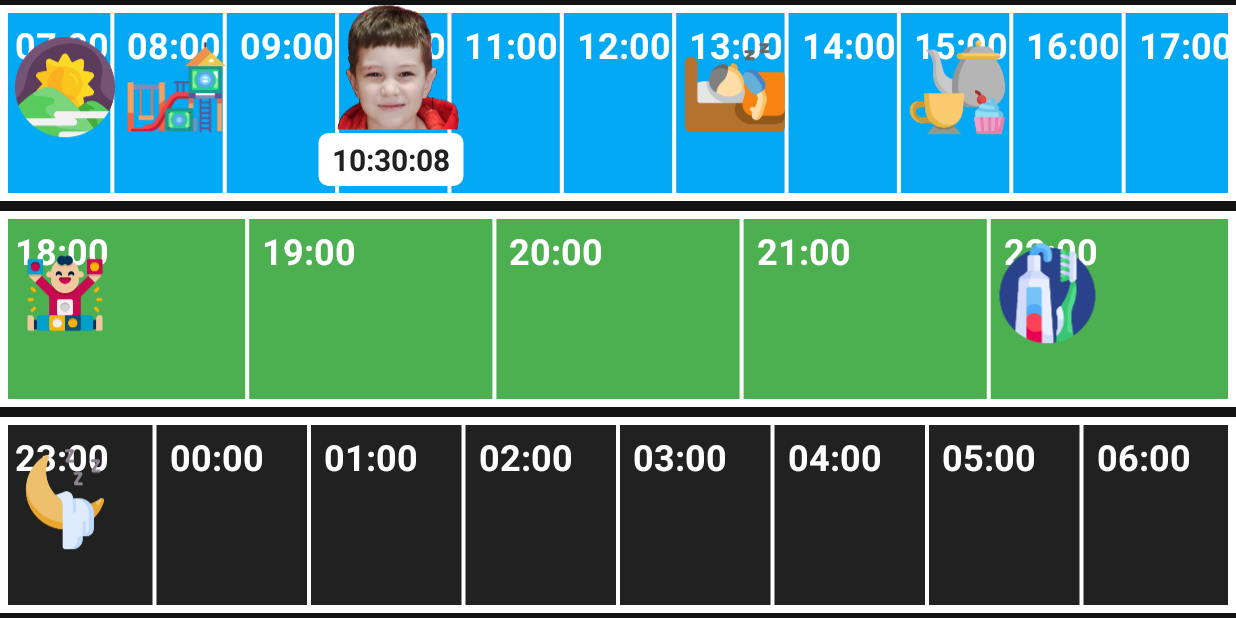
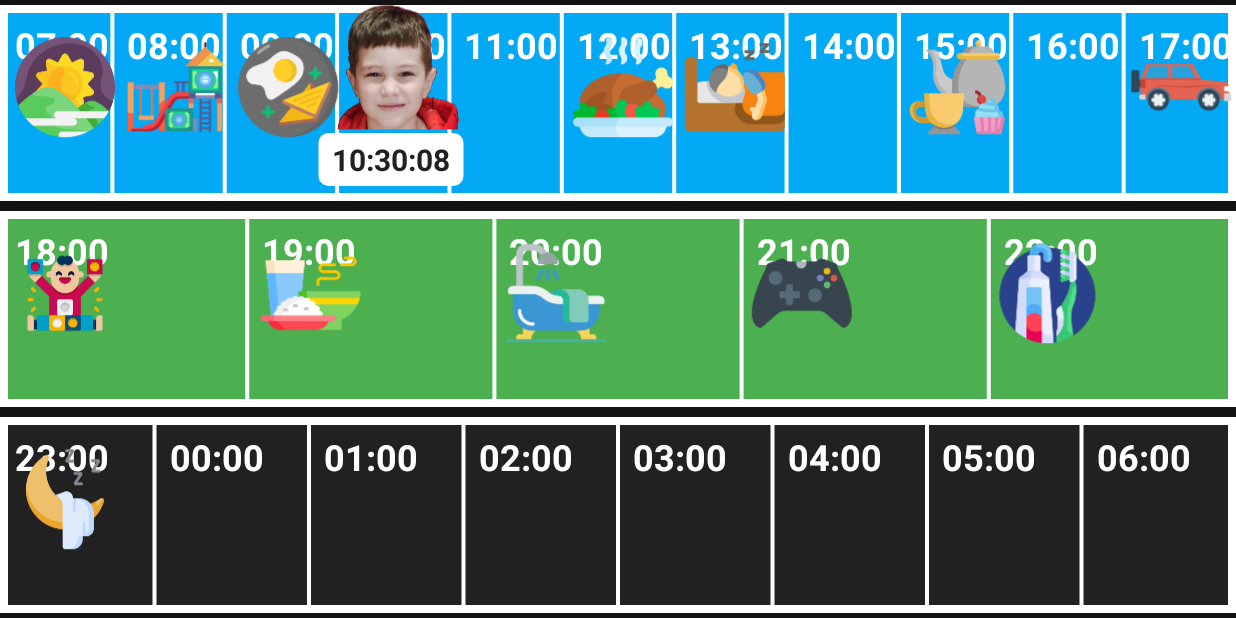
Before and after one commit to phoenix-worker/kidsWatch, an Android app: the screen it shows after launch (MainActivity), on a phone screen of 824 x 412 dp (held sideways). Run offline under Robolectric (Android 15) with nearby library versions, the phone set to English and light mode, and no system bars.

Commit message:
Добавление событий в расписание

```diff
--- a/app/src/main/java/ru/phoenix/kidswatch/ui/fragments/main/MainFragment.kt
+++ b/app/src/main/java/ru/phoenix/kidswatch/ui/fragments/main/MainFragment.kt
@@ -64,12 +64,24 @@ class MainFragment : Fragment() {
         binding.schedule.addEvent(calendar.timeInMillis, R.drawable.image_morning)
         calendar.set(Calendar.HOUR_OF_DAY, 8)
         binding.schedule.addEvent(calendar.timeInMillis, R.drawable.image_kindergarden)
+        calendar.set(Calendar.HOUR_OF_DAY, 9)
+        binding.schedule.addEvent(calendar.timeInMillis, R.drawable.image_breakfast)
+        calendar.set(Calendar.HOUR_OF_DAY, 12)
+        binding.schedule.addEvent(calendar.timeInMillis, R.drawable.image_dinner)
         calendar.set(Calendar.HOUR_OF_DAY, 13)
         binding.schedule.addEvent(calendar.timeInMillis, R.drawable.image_day_sleep)
         calendar.set(Calendar.HOUR_OF_DAY, 15)
         binding.schedule.addEvent(calendar.timeInMillis, R.drawable.image_afternoon)
+        calendar.set(Calendar.HOUR_OF_DAY, 17)
+        binding.schedule.addEvent(calendar.timeInMillis, R.drawable.image_car)
         calendar.set(Calendar.HOUR_OF_DAY, 18)
         binding.schedule.addEvent(calendar.timeInMillis, R.drawable.image_evening)
+        calendar.set(Calendar.HOUR_OF_DAY, 19)
+        binding.schedule.addEvent(calendar.timeInMillis, R.drawable.image_evening_meal)
+        calendar.set(Calendar.HOUR_OF_DAY, 20)
+        binding.schedule.addEvent(calendar.timeInMillis, R.drawable.image_bathroom)
+        calendar.set(Calendar.HOUR_OF_DAY, 21)
+        binding.schedule.addEvent(calendar.timeInMillis, R.drawable.image_games)
         calendar.set(Calendar.HOUR_OF_DAY, 22)
         binding.schedule.addEvent(calendar.timeInMillis, R.drawable.image_before_sleep)
         calendar.set(Calendar.HOUR_OF_DAY, 23)
```
Also changed, not shown: app/src/main/res/drawable/image_bathroom.png (added), app/src/main/res/drawable/image_breakfast.png (added), app/src/main/res/drawable/image_car.png (added), app/src/main/res/drawable/image_dinner.png (added), app/src/main/res/drawable/image_evening_meal.png (added), app/src/main/res/drawable/image_games.png (added).
